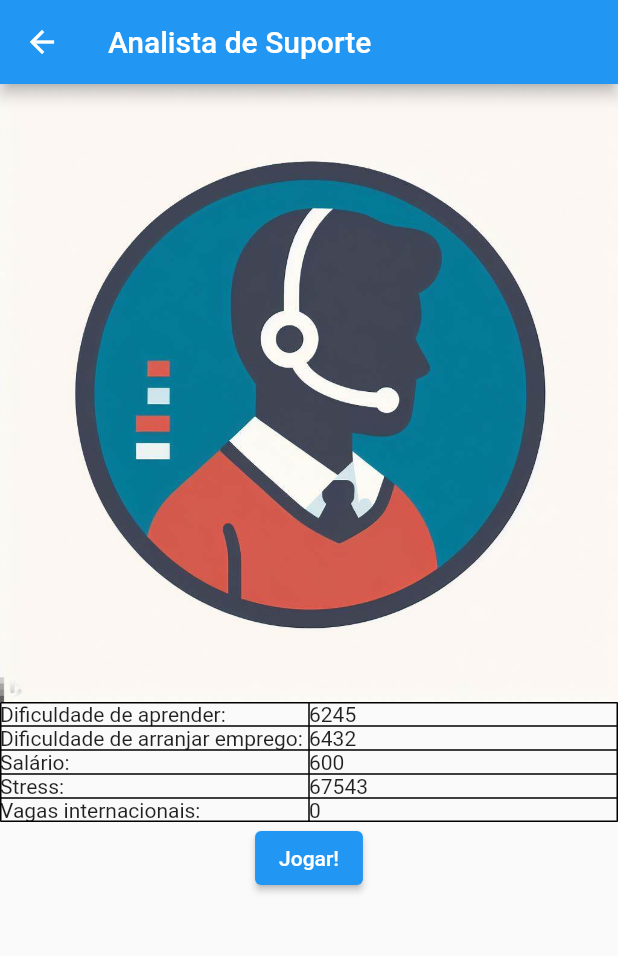
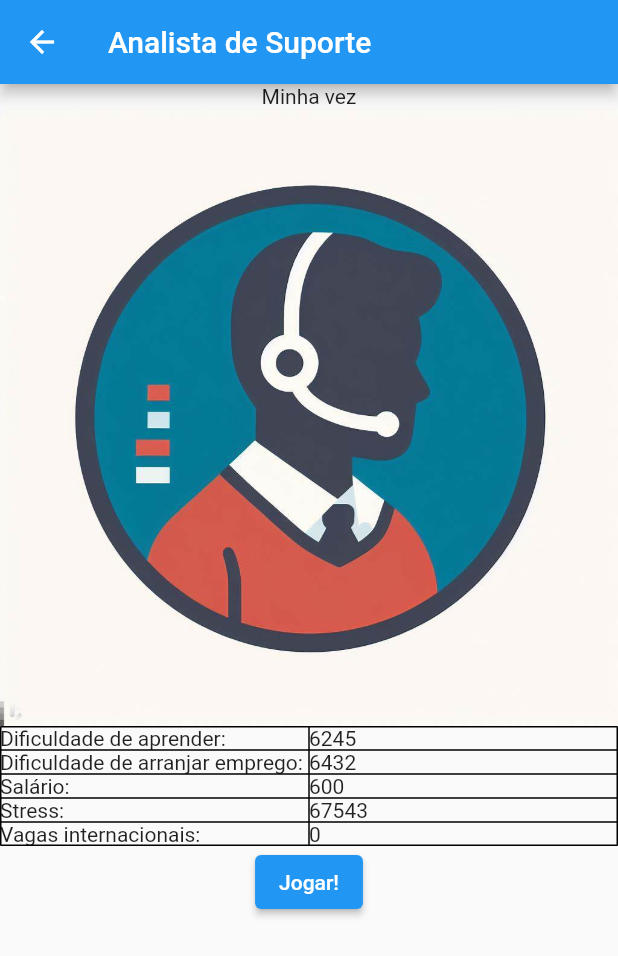
Before and after one commit to cristianoAbudu/game_do_programador, a Flutter app: the screen it shows after launch, after a tap on "Analista de Suporte", on a phone screen of 412 x 824 dp. Shown: the top 956 px of the screen. Run offline on Flutter 3.47's test engine with Material 2 defaults, Android fonts, the phone set to English and light mode, and no system bars; generated files the repository leaves out were written again.

Commit message:
implementado turno do oponente

```diff
--- a/lib/src/sample_feature/sample_item_list_view.dart
+++ b/lib/src/sample_feature/sample_item_list_view.dart
@@ -1,20 +1,17 @@
-
 import 'package:flutter/material.dart';
 
 import '../settings/settings_view.dart';
 import 'profissional_ti.dart';
 import 'sample_item_details_view.dart';
 
-/// Displays a list of ProfissionalTIs.
 class ProfissionalTIListView extends StatelessWidget {
   ProfissionalTIListView({
     super.key,
-    // Onde vamos sortear as cartas
   });
 
   List<ProfissionalTI> items = [];
   List<ProfissionalTI> cartasDoOponente = [];
-
+  bool minhaVez = true;
 
   var floatingActionButton;
   var gameMessage;
@@ -23,19 +20,16 @@ class ProfissionalTIListView extends StatelessWidget {
 
   static const routeName = '/';
 
-  void colocarBotaoReset(){
-    // mostro o botao de reset
+  void colocarBotaoReset() {
     items = [];
     cartasDoOponente = [];
-    floatingActionButtonVisible= true;
+    floatingActionButtonVisible = true;
   }
 
-  void reset(){
-    // oculto botao de reset
+  void reset() {
     floatingActionButtonVisible = false;
-
-    // embaralho as cartas
     embaralhar();
+    minhaVez = true;
 
     Navigator.restorablePushNamed(
       context,
@@ -43,6 +37,7 @@ class ProfissionalTIListView extends StatelessWidget {
       arguments: {
         'items': items.map((item) => item.toMap()).toList(),
         'cartasDoOponente': cartasDoOponente.map((item) => item.toMap()).toList(),
+        'minhaVez': minhaVez,
       },
     );
   }
@@ -50,18 +45,20 @@ class ProfissionalTIListView extends StatelessWidget {
   void getProfissionalTIItems(BuildContext context) {
     this.context = context;
 
-    if(ModalRoute.of(context)!.settings.arguments!= null){
+    if (ModalRoute.of(context)!.settings.arguments != null) {
       final arguments = ModalRoute.of(context)!.settings.arguments as Map<String, dynamic>;
       items = (arguments['items'] as List<dynamic>).map((item) => ProfissionalTI.fromMap(item as Map<String, dynamic>)).toList();
       cartasDoOponente = (arguments['cartasDoOponente'] as List<dynamic>).map((item) => ProfissionalTI.fromMap(item as Map<String, dynamic>)).toList();
-      if(items.length == 0){
+      minhaVez = (arguments['minhaVez'] as bool);
+
+      if (items.length == 0) {
         gameMessage = 'Você perdeu o jogo!';
         colocarBotaoReset();
-      }else if(items.length == 12){
+      } else if (items.length == 12) {
         gameMessage = 'Você venceu o jogo!';
         colocarBotaoReset();
       }
-    }else{
+    } else {
       embaralhar();
     }
   }
@@ -176,7 +173,6 @@ class ProfissionalTIListView extends StatelessWidget {
       } else {
         cartasDoOponente.add(element);
       }
-
     });
   }
 
@@ -191,29 +187,17 @@ class ProfissionalTIListView extends StatelessWidget {
           IconButton(
             icon: const Icon(Icons.settings),
             onPressed: () {
-              // Navigate to the settings page. If the user leaves and returns
-              // to the app after it has been killed while running in the
-              // background, the navigation stack is restored.
               Navigator.restorablePushNamed(context, SettingsView.routeName, arguments: items);
             },
           ),
         ],
       ),
-
-      // To work with lists that may contain a large number of items, it’s best
-      // to use the ListView.builder constructor.
-      //
-      // In contrast to the default ListView constructor, which requires
-      // building all Widgets up front, the ListView.builder constructor lazily
-      // builds Widgets as they’re scrolled into view.
       body: Column(
         children: [
-          Text(gameMessage ?? ""), // Add a Text widget to display the gameMessage
+          Text(gameMessage ?? ""),
+          Text(minhaVez ? 'Minha vez' : 'Vez do oponente'),
           Expanded(
             child: ListView.builder(
-              // Providing a restorationId allows the ListView to restore the
-              // scroll position when a user leaves and returns to the app after it
-              // has been killed while running in the background.
               restorationId: 'ProfissionalTIListView',
               itemCount: items.length,
               itemBuilder: (BuildContext context, int index) {
@@ -222,13 +206,9 @@ class ProfissionalTIListView extends StatelessWidget {
                 return ListTile(
                   title: Text('${item.nome}'),
                   leading: CircleAvatar(
-                    // Display the Flutter Logo image asset.
                     foregroundImage: AssetImage('assets/images/${item.nome}.jpeg'),
                   ),
                   onTap: () {
-                    // Navigate to the details page. If the user leaves and returns to
-                    // the app after it has been killed while running in the
-                    // background, the navigation stack is restored.
                     Navigator.restorablePushNamed(
                       context,
                       ProfissionalTIDetailsView.routeName,
@@ -236,6 +216,7 @@ class ProfissionalTIListView extends StatelessWidget {
                         'items': items.map((item) => item.toMap()).toList(),
                         'cartasDoOponente': cartasDoOponente.map((item) => item.toMap()).toList(),
                         'item': item.toMap(),
+                        'minhaVez': minhaVez,
                       },
                     );
                   },
@@ -245,11 +226,8 @@ class ProfissionalTIListView extends StatelessWidget {
           ),
         ],
       ),
-
-
-      // crie um botao oculto para resetar o jogo ele deverá chamar o método reset() quando clicado e deve começar oculto
       floatingActionButton: Visibility(
-        visible: floatingActionButtonVisible, // Set the initial visibility to false
+        visible: floatingActionButtonVisible,
         child: FloatingActionButton(
           onPressed: () {
             reset();
@@ -258,7 +236,6 @@ class ProfissionalTIListView extends StatelessWidget {
           child: Icon(Icons.restart_alt),
         ),
       ),
-
     );
   }
 }
```
Also changed, not shown: lib/src/sample_feature/sample_item_details_view.dart (+34 -0 lines).
